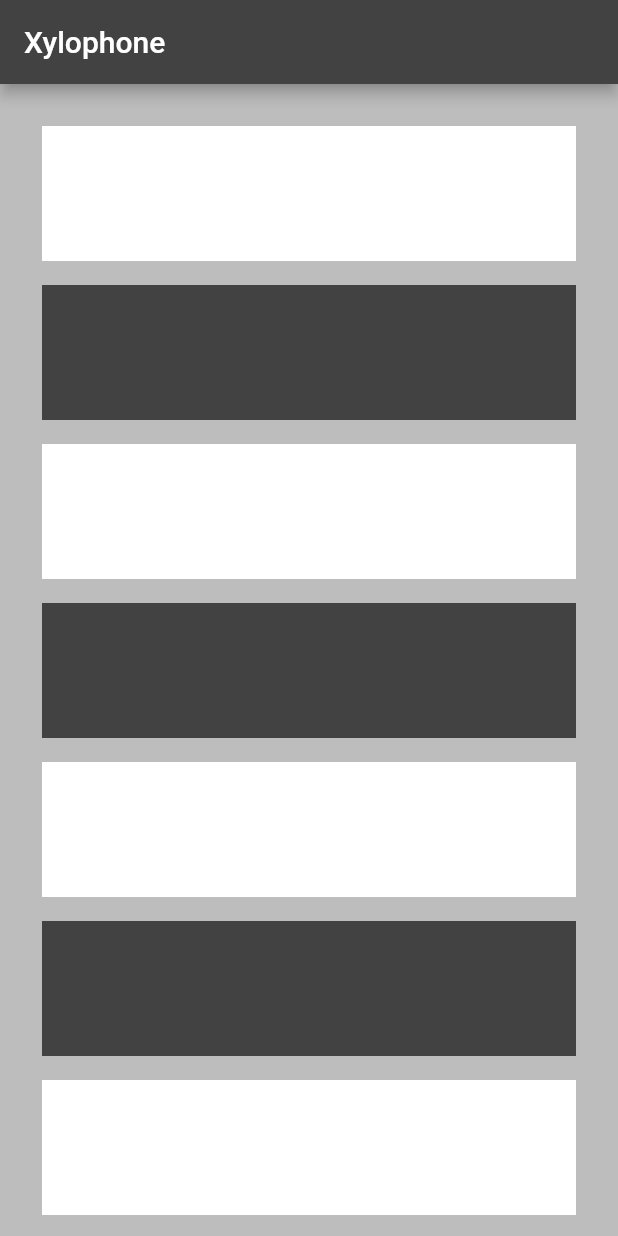
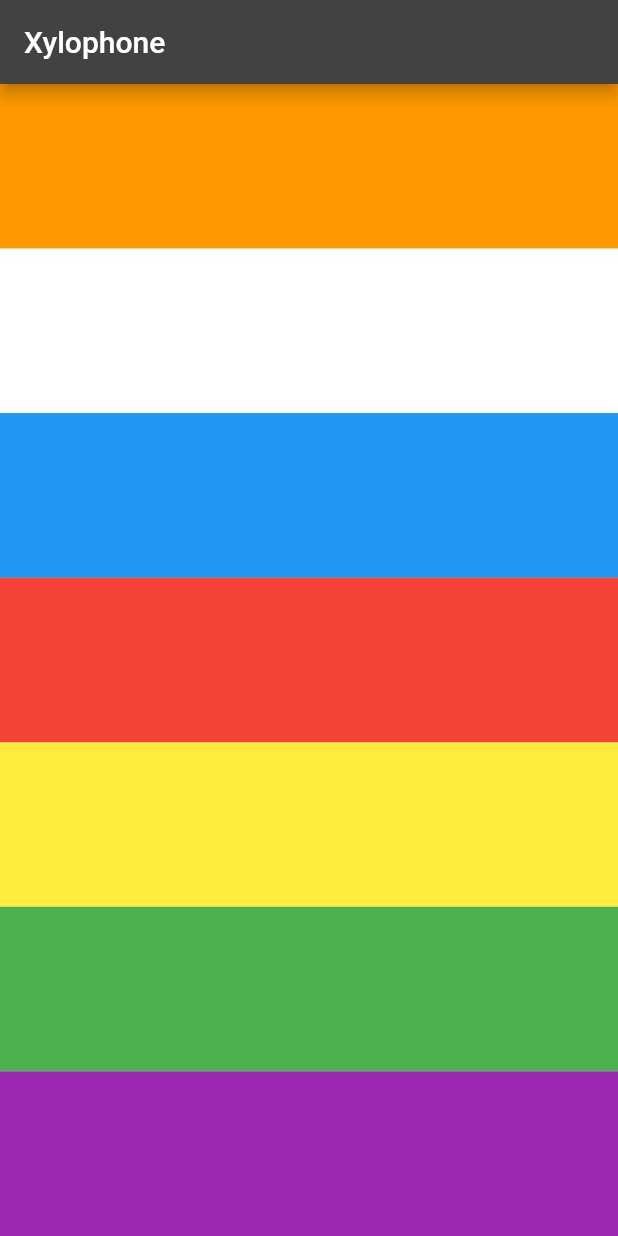
Before and after one commit to Flutter-learning-tutorial/xylophone_app, a Flutter app: the screen it shows after launch, on a phone screen of 412 x 824 dp. Run offline on Flutter 3.47's test engine with Material 2 defaults, Android fonts, the phone set to English and light mode, and no system bars; our stand-ins replace audioplayers.

Commit message:
ui updated.

```diff
--- a/lib/main.dart
+++ b/lib/main.dart
@@ -21,11 +21,6 @@ class HomePage extends StatefulWidget {
 }
 
 class _HomePageState extends State<HomePage> {
-  void playSound(int sound) {
-    AudioCache player = AudioCache();
-    player.play('note$sound.wav');
-  }
-
   @override
   Widget build(BuildContext context) {
     return Scaffold(
@@ -37,86 +32,35 @@ class _HomePageState extends State<HomePage> {
         color: Colors.grey[400],
         child: Column(
           children: [
-            TextButton(
-              onPressed: () {
-                playSound(1);
-              },
-              child: Container(
-                color: Colors.white,
-                margin: EdgeInsets.only(left: 20, top: 20, right: 20),
-                width: double.infinity,
-                height: 90,
-              ),
-            ),
-            TextButton(
-              onPressed: () {
-                playSound(2);
-              },
-              child: Container(
-                color: Colors.grey[800],
-                margin: EdgeInsets.symmetric(horizontal: 20),
-                width: double.infinity,
-                height: 90,
-              ),
-            ),
-            TextButton(
-              onPressed: () {
-                playSound(3);
-              },
-              child: Container(
-                color: Colors.white,
-                margin: EdgeInsets.symmetric(horizontal: 20),
-                width: double.infinity,
-                height: 90,
-              ),
-            ),
-            TextButton(
-              onPressed: () {
-                playSound(4);
-              },
-              child: Container(
-                color: Colors.grey[800],
-                margin: EdgeInsets.symmetric(horizontal: 20),
-                width: double.infinity,
-                height: 90,
-              ),
-            ),
-            TextButton(
-              onPressed: () {
-                playSound(5);
-              },
-              child: Container(
-                color: Colors.white,
-                margin: EdgeInsets.symmetric(horizontal: 20),
-                width: double.infinity,
-                height: 90,
-              ),
-            ),
-            TextButton(
-              onPressed: () {
-                playSound(6);
-              },
-              child: Container(
-                color: Colors.grey[800],
-                margin: EdgeInsets.symmetric(horizontal: 20),
-                width: double.infinity,
-                height: 90,
-              ),
-            ),
-            TextButton(
-              onPressed: () {
-                playSound(7);
-              },
-              child: Container(
-                color: Colors.white,
-                margin: EdgeInsets.symmetric(horizontal: 20),
-                width: double.infinity,
-                height: 90,
-              ),
-            ),
+            getButton(color: Colors.orange, sound: 1),
+            getButton(color: Colors.white, sound: 2),
+            getButton(color: Colors.blue, sound: 3),
+            getButton(color: Colors.red, sound: 4),
+            getButton(color: Colors.yellow, sound: 5),
+            getButton(color: Colors.green, sound: 6),
+            getButton(color: Colors.purple, sound: 7),
           ],
         ),
       ),
     );
   }
+
+  Expanded getButton({color: Color, sound: int}) {
+    return Expanded(
+      child: TextButton(
+        style: TextButton.styleFrom(padding: EdgeInsets.all(0)),
+        onPressed: () {
+          playSound(sound);
+        },
+        child: Container(
+          color: color,
+        ),
+      ),
+    );
+  }
+
+  void playSound(int sound) {
+    AudioCache player = AudioCache();
+    player.play('note$sound.wav');
+  }
 }
```
